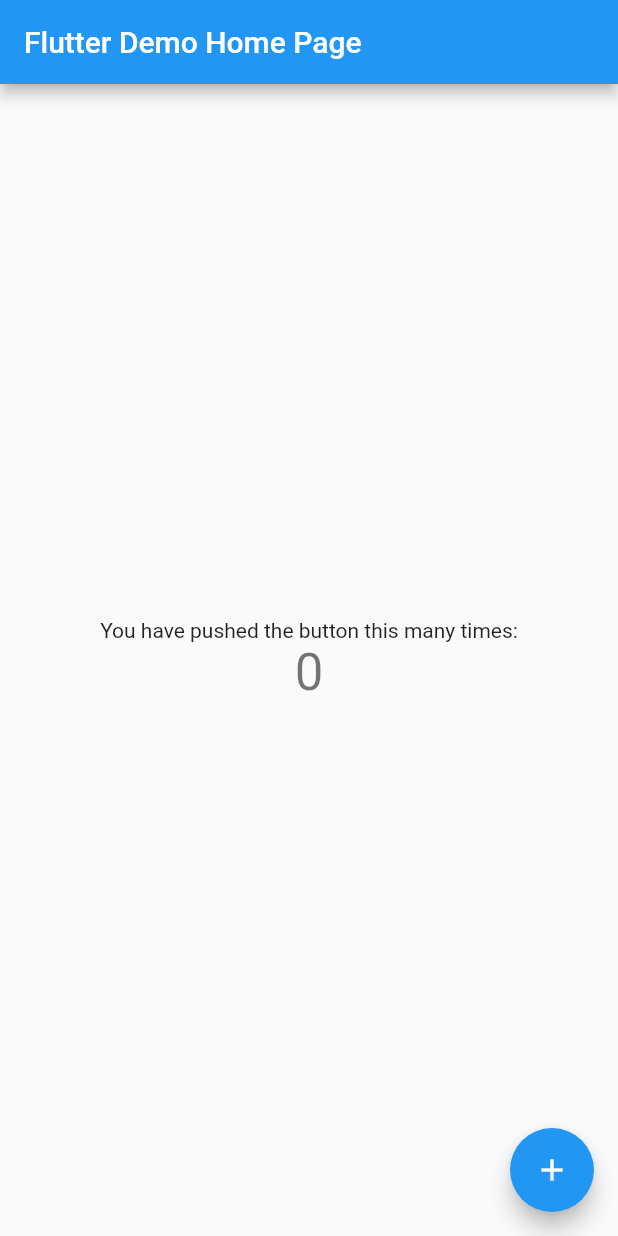
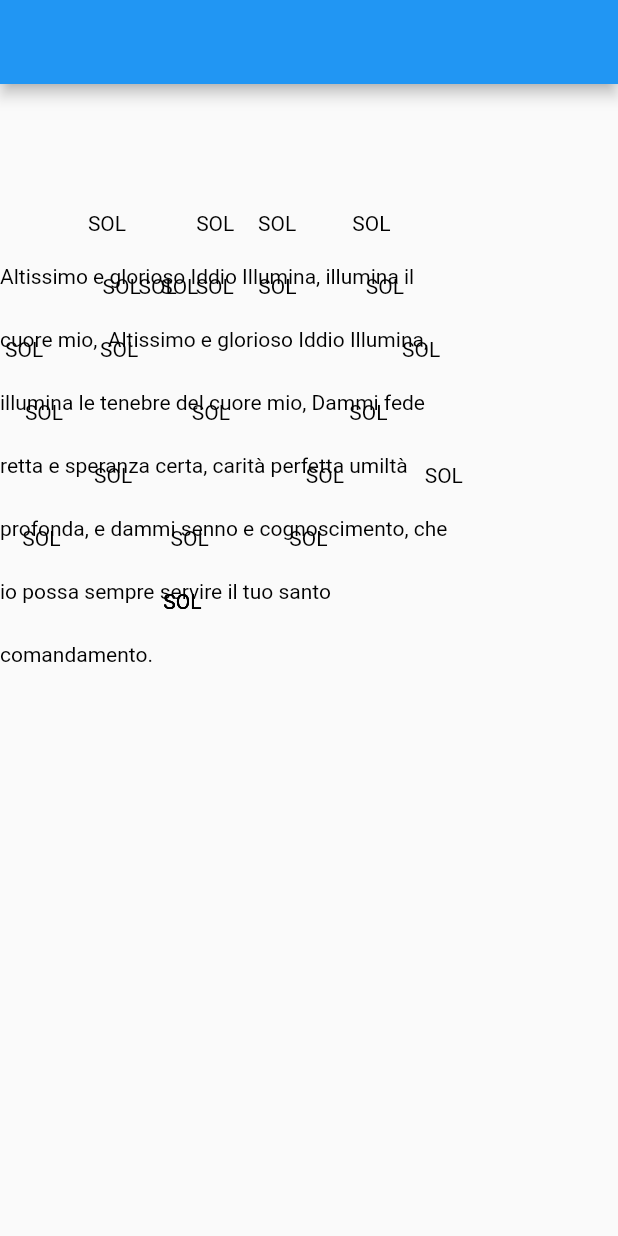
Before and after one commit to VinRu5/twelve_notes, a Flutter app: the screen it shows after launch, on a phone screen of 412 x 824 dp. Run offline on Flutter 3.47's test engine with Material 2 defaults, Android fonts, the light colour scheme and no system bars.

Commit message:
test rendering song

```diff
--- a/lib/app.dart
+++ b/lib/app.dart
@@ -1,8 +1,16 @@
 import 'package:flutter/material.dart';
+import 'package:twelve_notes/router/router.dart';
+import 'package:twelve_notes/views/home_page/home_page.dart';
 
 class App extends StatelessWidget {
   const App({Key? key}) : super(key: key);
 
   @override
-  Widget build(BuildContext context) {}
+  Widget build(BuildContext context) {
+    return MaterialApp(
+      title: 'Twelve Notes',
+      initialRoute: HomePage.route,
+      onGenerateRoute: RouterTwelve.instance.generateRoute(),
+    );
+  }
 }
--- /dev/null
+++ b/lib/data/json_data.dart
@@ -0,0 +1,38 @@
+const jsonData = '''
+[
+    {
+        "title" : "Davanti al crocifisso",
+        "text" : "@Altissim@o e glorioso@ Iddio @Illumina, @illumina il cuore @mio,@ @ A@ltissim@o e glorioso@ Iddio @Illumina, @illumina le tenebre del cuore @mio, @Dammi fede retta @e speranza certa, @carità perfetta @umiltà profonda, e @dammi senno@ e co@gnoscimento, @che io possa s@empre servire il tuo @santo comandamento.@ @ @",
+        "chords" : [
+            "Sol",
+            "Re",
+            "Mim",
+            "Do",
+            "Re",
+            "Sol",
+            "Do",
+            "Re",
+            "Sol",
+            "Re",
+            "Mim",
+            "Do",
+            "Re",
+            "Sol",
+            "Do",
+            "Lam",
+            "Do",
+            "Re",
+            "Mim",
+            "Re",
+            "Do",
+            "Mim",
+            "Re",
+            "Do",
+            "Re",
+            "Do",
+            "Re"
+
+        ]
+    }
+]
+''';
--- a/lib/main.dart
+++ b/lib/main.dart
@@ -1,115 +1,6 @@
 import 'package:flutter/material.dart';
+import 'package:twelve_notes/app.dart';
 
 void main() {
-  runApp(const MyApp());
+  runApp(const App());
 }
-
-class MyApp extends StatelessWidget {
-  const MyApp({Key? key}) : super(key: key);
-
-  // This widget is the root of your application.
-  @override
-  Widget build(BuildContext context) {
-    return MaterialApp(
-      title: 'Flutter Demo',
-      theme: ThemeData(
-        // This is the theme of your application.
-        //
-        // Try running your application with "flutter run". You'll see the
-        // application has a blue toolbar. Then, without quitting the app, try
-        // changing the primarySwatch below to Colors.green and then invoke
-        // "hot reload" (press "r" in the console where you ran "flutter run",
-        // or simply save your changes to "hot reload" in a Flutter IDE).
-        // Notice that the counter didn't reset back to zero; the application
-        // is not restarted.
-        primarySwatch: Colors.blue,
-      ),
-      home: const MyHomePage(title: 'Flutter Demo Home Page'),
-    );
-  }
-}
-
-class MyHomePage extends StatefulWidget {
-  const MyHomePage({Key? key, required this.title}) : super(key: key);
-
-  // This widget is the home page of your application. It is stateful, meaning
-  // that it has a State object (defined below) that contains fields that affect
-  // how it looks.
-
-  // This class is the configuration for the state. It holds the values (in this
-  // case the title) provided by the parent (in this case the App widget) and
-  // used by the build method of the State. Fields in a Widget subclass are
-  // always marked "final".
-
-  final String title;
-
-  @override
-  State<MyHomePage> createState() => _MyHomePageState();
-}
-
-class _MyHomePageState extends State<MyHomePage> {
-  int _counter = 0;
-
-  void _incrementCounter() {
-    setState(() {
-      // This call to setState tells the Flutter framework that something has
-      // changed in this State, which causes it to rerun the build method below
-      // so that the display can reflect the updated values. If we changed
-      // _counter without calling setState(), then the build method would not be
-      // called again, and so nothing would appear to happen.
-      _counter++;
-    });
-  }
-
-  @override
-  Widget build(BuildContext context) {
-    // This method is rerun every time setState is called, for instance as done
-    // by the _incrementCounter method above.
-    //
-    // The Flutter framework has been optimized to make rerunning build methods
-    // fast, so that you can just rebuild anything that needs updating rather
-    // than having to individually change instances of widgets.
-    return Scaffold(
-      appBar: AppBar(
-        // Here we take the value from the MyHomePage object that was created by
-        // the App.build method, and use it to set our appbar title.
-        title: Text(widget.title),
-      ),
-      body: Center(
-        // Center is a layout widget. It takes a single child and positions it
-        // in the middle of the parent.
-        child: Column(
-          // Column is also a layout widget. It takes a list of children and
-          // arranges them vertically. By default, it sizes itself to fit its
-          // children horizontally, and tries to be as tall as its parent.
-          //
-          // Invoke "debug painting" (press "p" in the console, choose the
-          // "Toggle Debug Paint" action from the Flutter Inspector in Android
-          // Studio, or the "Toggle Debug Paint" command in Visual Studio Code)
-          // to see the wireframe for each widget.
-          //
-          // Column has various properties to control how it sizes itself and
-          // how it positions its children. Here we use mainAxisAlignment to
-          // center the children vertically; the main axis here is the vertical
-          // axis because Columns are vertical (the cross axis would be
-          // horizontal).
-          mainAxisAlignment: MainAxisAlignment.center,
-          children: <Widget>[
-            const Text(
-              'You have pushed the button this many times:',
-            ),
-            Text(
-              '$_counter',
-              style: Theme.of(context).textTheme.headline4,
-            ),
-          ],
-        ),
-      ),
-      floatingActionButton: FloatingActionButton(
-        onPressed: _incrementCounter,
-        tooltip: 'Increment',
-        child: const Icon(Icons.add),
-      ), // This trailing comma makes auto-formatting nicer for build methods.
-    );
-  }
-}
--- /dev/null
+++ b/lib/misc/paint_song.dart
@@ -0,0 +1,53 @@
+import 'package:flutter/material.dart';
+
+class PaintSong extends CustomPainter {
+  final String text;
+  final double maxWidth;
+  final List<int> positions;
+
+  PaintSong({
+    required this.text,
+    required this.maxWidth,
+    required this.positions,
+  });
+
+  @override
+  void paint(Canvas canvas, Size size) {
+    final mainText = TextSpan(
+      text: text,
+      style: TextStyle(height: 3, color: Colors.black),
+    );
+    final chord = TextSpan(
+      text: 'SOL',
+      style: TextStyle(color: Colors.black),
+    );
+
+    final drawMainText = TextPainter()
+      ..textDirection = TextDirection.ltr
+      ..text = mainText
+      ..layout(maxWidth: maxWidth);
+
+    final drawChord = TextPainter()
+      ..textDirection = TextDirection.ltr
+      ..text = chord
+      ..layout(maxWidth: maxWidth);
+    drawMainText.paint(canvas, Offset(0, 0));
+
+    for (var position in positions) {
+      final caretOffset = drawMainText.getOffsetForCaret(
+        TextPosition(
+          offset: position,
+          affinity: TextAffinity.upstream,
+        ),
+        Rect.zero,
+      );
+      final dx = caretOffset.dx;
+      final dy = caretOffset.dy;
+
+      drawChord.paint(canvas, Offset(dx, (dy - 15)));
+    }
+  }
+
+  @override
+  bool shouldRepaint(covariant CustomPainter oldDelegate) => false;
+}
--- /dev/null
+++ b/lib/models/song.dart
@@ -0,0 +1,16 @@
+class Song {
+  final String title;
+  final String text;
+  final List<dynamic> chords;
+
+  Song({
+    required this.title,
+    required this.text,
+    required this.chords,
+  });
+
+  factory Song.fromJson(Map<String, dynamic> map) => Song(
+      title: map['title'],
+      text: map['text'],
+      chords: map['chords'] as List<dynamic>);
+}
--- /dev/null
+++ b/lib/router/router.dart
@@ -0,0 +1,21 @@
+import 'package:flutter/material.dart';
+import 'package:twelve_notes/views/home_page/home_page.dart';
+
+class RouterTwelve {
+  RouterTwelve._privateConstructor();
+
+  static final RouterTwelve instance = RouterTwelve._privateConstructor();
+
+  generateRoute() {
+    return (settings) {
+      print(settings);
+      final routes = {
+        HomePage.route: (_) => HomePage(),
+        // MovieDetails.route: (_) =>
+        //     MovieDetails(args: (settings.arguments as MovieDetailsArgs)),
+      };
+
+      return MaterialPageRoute(builder: routes[settings.name]!);
+    };
+  }
+}
--- a/lib/views/home_page/home_page.dart
+++ b/lib/views/home_page/home_page.dart
@@ -1,10 +1,43 @@
+import 'dart:convert';
+
 import 'package:flutter/material.dart';
 
-class HomePage extends StatelessWidget {
+import 'package:twelve_notes/models/song.dart';
+import 'package:twelve_notes/data/json_data.dart';
+import 'package:twelve_notes/widgets/render_song.dart';
+
+class HomePage extends StatefulWidget {
+  static const route = '/';
   const HomePage({Key? key}) : super(key: key);
 
   @override
+  State<HomePage> createState() => _HomePageState();
+}
+
+class _HomePageState extends State<HomePage> {
+  late Song song;
+
+  @override
+  void initState() {
+    final data = jsonDecode(jsonData);
+    song = Song.fromJson(data[0] as Map<String, dynamic>);
+    print(song);
+    super.initState();
+  }
+
+  @override
   Widget build(BuildContext context) {
-    return Scaffold();
+    return Scaffold(
+      appBar: AppBar(),
+      body: body(),
+    );
   }
+
+  Widget body() => Container(
+        padding: const EdgeInsets.only(top: 100.0),
+        child: RenderSong(
+          text: song.text,
+          width: 300,
+        ),
+      );
 }
--- /dev/null
+++ b/lib/widgets/render_song.dart
@@ -0,0 +1,60 @@
+import 'package:flutter/material.dart';
+import 'package:twelve_notes/misc/paint_song.dart';
+
+class RenderSong extends StatefulWidget {
+  final String text;
+  final double width;
+  const RenderSong({
+    required this.text,
+    required this.width,
+    Key? key,
+  }) : super(key: key);
+
+  @override
+  State<RenderSong> createState() => _RenderSongState();
+}
+
+class _RenderSongState extends State<RenderSong> {
+  List<int> positions = [];
+
+  @override
+  void initState() {
+    positions = searchPosition();
+    super.initState();
+  }
+
+  List<int> searchPosition() {
+    List<int> positionsSaved = [];
+    List<String> textSplit = widget.text.split('');
+
+    int oldCheck = 0;
+    for (var character in textSplit) {
+      if (character == '@') {
+        int index = textSplit.indexOf(character, (oldCheck + 1));
+        positionsSaved.add(
+          index,
+        );
+        oldCheck = index;
+      }
+    }
+
+    return positionsSaved;
+  }
+
+  double getWidth(BuildContext context) {
+    print(context.size);
+    return 100.0;
+  }
+
+  @override
+  Widget build(BuildContext context) {
+    return CustomPaint(
+      size: const Size(double.infinity, double.infinity),
+      painter: PaintSong(
+        text: widget.text.replaceAll('@', ''),
+        maxWidth: widget.width, //MediaQuery.of(context).size.width,
+        positions: positions,
+      ),
+    );
+  }
+}
```
Also changed, not shown: lib/data/data.json (added, +36 -0 lines), 1 other file.
